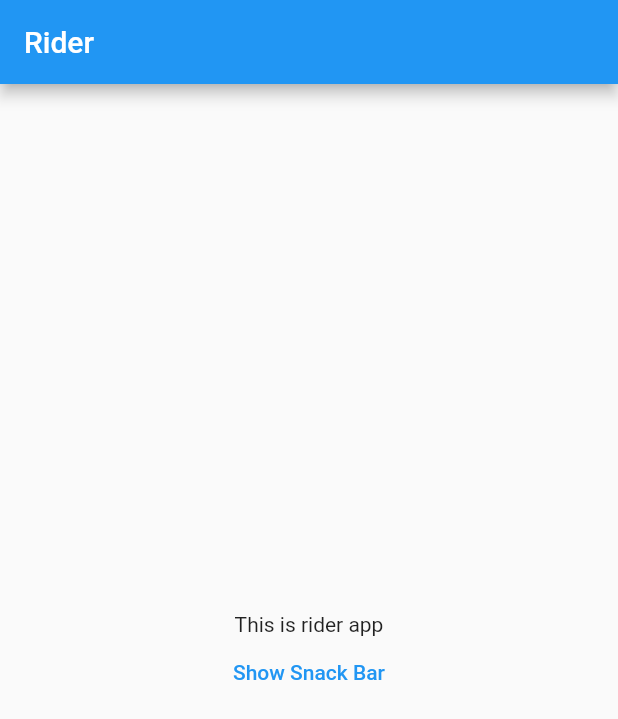
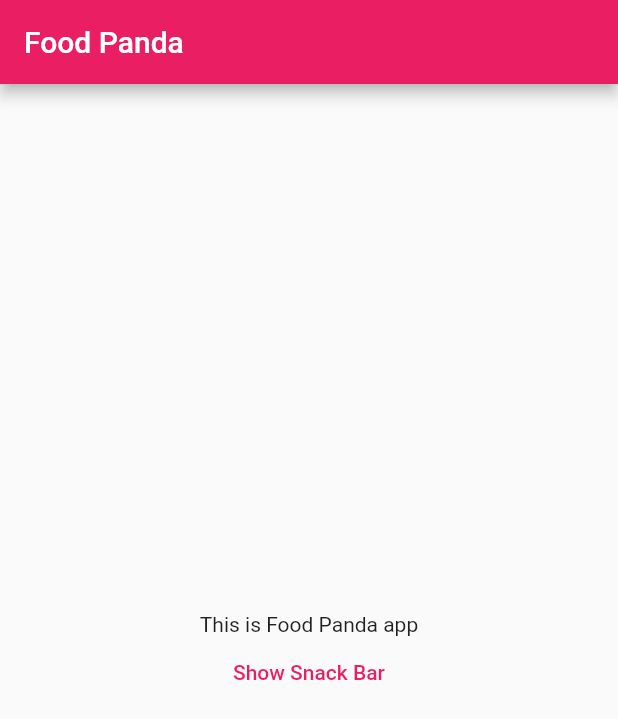
Before and after one commit to PyiTheimKyaw/build_config_padc, a Flutter app: the screen it shows after launch, on a phone screen of 412 x 824 dp. Shown: the top 719 px of the screen. Run offline on Flutter 3.47's test engine with Material 2 defaults, Android fonts, the phone set to English and light mode, and no system bars.

Commit message:
implemented config from padc lectures

```diff
--- /dev/null
+++ b/rider/lib/config/config_values.dart
@@ -0,0 +1,12 @@
+import 'package:flutter/material.dart';
+
+///Theme color
+const Map<String, dynamic> THEME_COLORS = {
+  "COLOR_FOOD_PANDA": Colors.pink,
+  "COLOR_GRAB_FOOD" : Colors.green,
+};
+
+const Map<String, String> APP_TITLES = {
+  "APP_TITLE_FOOD_PANDA": "Food Panda",
+  "APP_TITLE_GRAB_FOOD" : "Grab Food",
+};
--- /dev/null
+++ b/rider/lib/config/environment_config.dart
@@ -0,0 +1,10 @@
+class EnvironmentConfig{
+  static const String CONFIG_THEME_COLOR=String.fromEnvironment("CONFIG_THEME_COLOR",defaultValue: "COLOR_FOOD_PANDA");
+  static const String CONFIG_APP_TITLE=String.fromEnvironment("CONFIG_APP_TITLE",defaultValue: "APP_TITLE_FOOD_PANDA");
+}
+///Flavors
+
+///Food panda
+/// flutter run --dart-define=CONFIG_THEME_COLOR=COLOR_FOOD_PANDA --dart-define=CONFIG_APP_TITLE=APP_TITLE_FOOD_PANDA
+///Grab Food
+/// flutter run --dart-define=CONFIG_THEME_COLOR=COLOR_GRAB_FOOD --dart-define=CONFIG_APP_TITLE=APP_TITLE_GRAB_FOOD
--- a/rider/lib/main.dart
+++ b/rider/lib/main.dart
@@ -1,4 +1,6 @@
 import 'package:flutter/material.dart';
+import 'package:rider/config/config_values.dart';
+import 'package:rider/config/environment_config.dart';
 import 'package:shared/export_shared.dart';
 void main() {
   runApp(const MyApp());
@@ -14,7 +16,7 @@ class MyApp extends StatelessWidget {
       title: 'Flutter Demo',
       theme: ThemeData(
 
-        primarySwatch: Colors.blue,
+        primarySwatch: THEME_COLORS[EnvironmentConfig.CONFIG_THEME_COLOR],
       ),
       home: const RiderHomePage(),
     );
@@ -28,13 +30,13 @@ class RiderHomePage extends StatelessWidget {
   Widget build(BuildContext context) {
     return Scaffold(
       appBar: AppBar(
-        title:const Text("Rider"),
+        title: Text(APP_TITLES[EnvironmentConfig.CONFIG_APP_TITLE] ?? ""),
       ),
       body: Center(
         child: Column(
           mainAxisSize: MainAxisSize.min,
           children: [
-            const Text("This is rider app"),
+             Text("This is ${APP_TITLES[EnvironmentConfig.CONFIG_APP_TITLE] ?? ""} app"),
             TextButton(
                 onPressed: () {
                   showSnackBar(context, "This is rider app");
```
Also changed, not shown: 1 other file.
